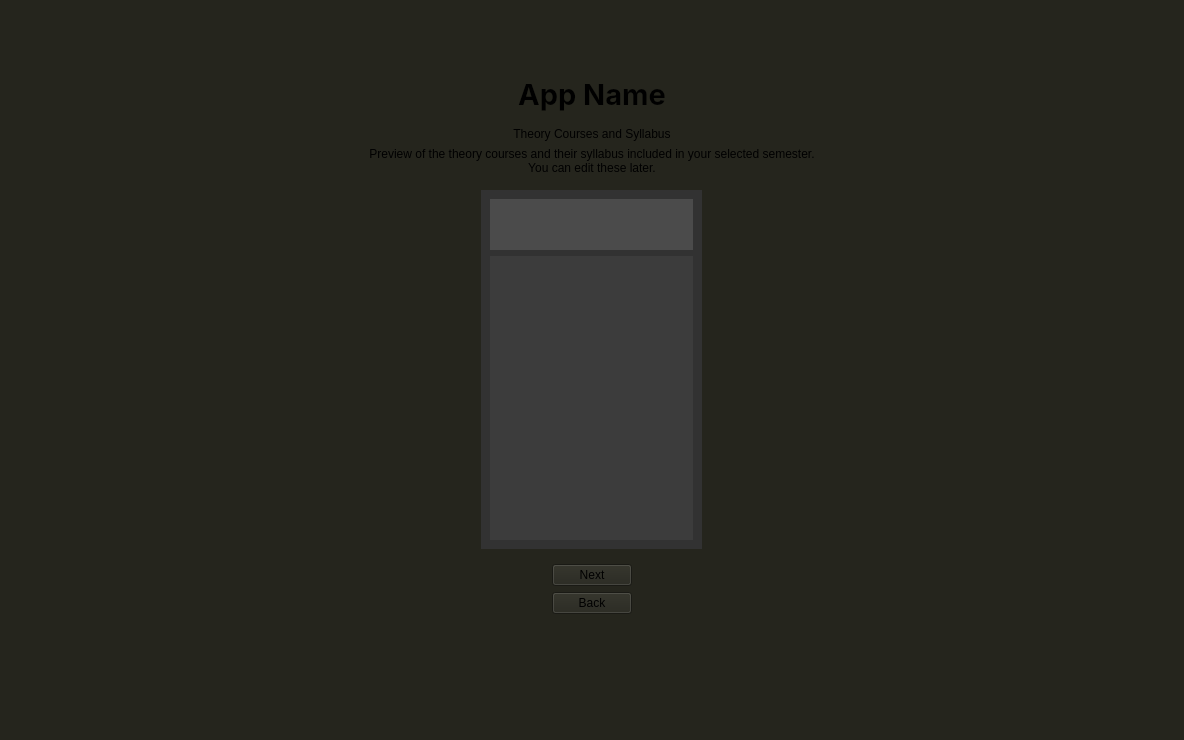
Old version of the form frontend_folder/uipy/syllabus_previewWidget.ui in the repository Saadman-Saif/Smart_Academic_Progress_Syllabus_Tracker.
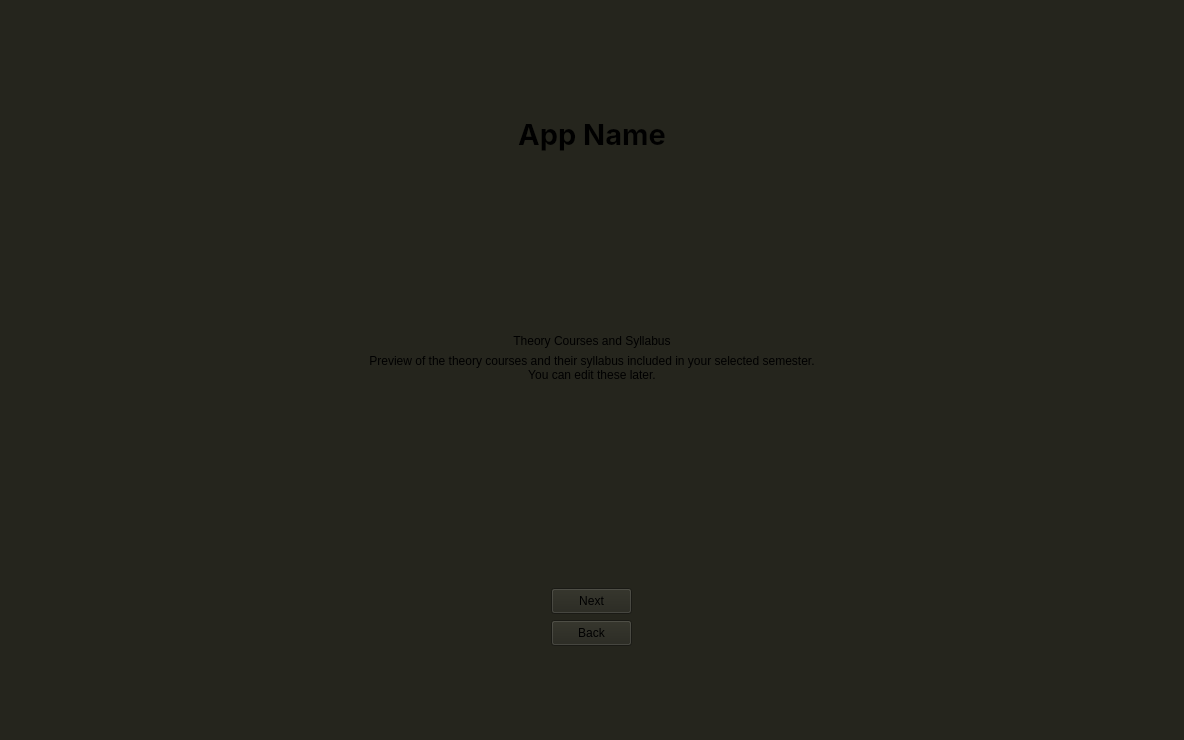
New version of the form.

Commit message: Worked mainly on syllabus preview page

Diff of the .ui file:
```diff
--- a/frontend_folder/uipy/syllabus_previewWidget.ui
+++ b/frontend_folder/uipy/syllabus_previewWidget.ui
@@ -102,108 +102,7 @@
           <verstretch>14</verstretch>
          </sizepolicy>
         </property>
-        <layout class="QGridLayout" name="gridLayout">
-         <item row="1" column="1">
-          <widget class="QFrame" name="cardFrame">
-           <property name="sizePolicy">
-            <sizepolicy hsizetype="Fixed" vsizetype="Fixed">
-             <horstretch>0</horstretch>
-             <verstretch>0</verstretch>
-            </sizepolicy>
-           </property>
-           <property name="minimumSize">
-            <size>
-             <width>188</width>
-             <height>359</height>
-            </size>
-           </property>
-           <property name="styleSheet">
-            <string notr="true">background-color: rgb(50, 50, 50);</string>
-           </property>
-           <property name="frameShape">
-            <enum>QFrame::Shape::StyledPanel</enum>
-           </property>
-           <property name="frameShadow">
-            <enum>QFrame::Shadow::Raised</enum>
-           </property>
-           <layout class="QVBoxLayout" name="verticalLayout">
-            <item>
-             <widget class="QFrame" name="header">
-              <property name="minimumSize">
-               <size>
-                <width>203</width>
-                <height>51</height>
-               </size>
-              </property>
-              <property name="maximumSize">
-               <size>
-                <width>203</width>
-                <height>51</height>
-               </size>
-              </property>
-              <property name="styleSheet">
-               <string notr="true">background-color: rgb(75, 75, 75)</string>
-              </property>
-              <property name="frameShape">
-               <enum>QFrame::Shape::StyledPanel</enum>
-              </property>
-              <property name="frameShadow">
-               <enum>QFrame::Shadow::Raised</enum>
-              </property>
-             </widget>
-            </item>
-            <item>
-             <widget class="QFrame" name="body">
-              <property name="enabled">
-               <bool>true</bool>
-              </property>
-              <property name="sizePolicy">
-               <sizepolicy hsizetype="MinimumExpanding" vsizetype="MinimumExpanding">
-                <horstretch>0</horstretch>
-                <verstretch>1</verstretch>
-               </sizepolicy>
-              </property>
-              <property name="styleSheet">
-               <string notr="true">background-color: rgb(60, 60, 60)</string>
-              </property>
-              <property name="frameShape">
-               <enum>QFrame::Shape::StyledPanel</enum>
-              </property>
-              <property name="frameShadow">
-               <enum>QFrame::Shadow::Raised</enum>
-              </property>
-             </widget>
-            </item>
-           </layout>
-          </widget>
-         </item>
-        </layout>
-       </widget>
-      </item>
-      <item alignment="Qt::AlignmentFlag::AlignHCenter">
-       <widget class="QPushButton" name="nextBtn">
-        <property name="sizePolicy">
-         <sizepolicy hsizetype="Maximum" vsizetype="Fixed">
-          <horstretch>0</horstretch>
-          <verstretch>0</verstretch>
-         </sizepolicy>
-        </property>
-        <property name="text">
-         <string>Next</string>
-        </property>
-       </widget>
-      </item>
-      <item alignment="Qt::AlignmentFlag::AlignHCenter">
-       <widget class="QPushButton" name="backBtn">
-        <property name="sizePolicy">
-         <sizepolicy hsizetype="Maximum" vsizetype="Fixed">
-          <horstretch>0</horstretch>
-          <verstretch>0</verstretch>
-         </sizepolicy>
-        </property>
-        <property name="text">
-         <string>Back</string>
-        </property>
+        <layout class="QGridLayout" name="gridLayout"/>
        </widget>
       </item>
      </layout>
@@ -212,11 +111,14 @@
    <item>
     <widget class="QFrame" name="frame_6">
      <property name="sizePolicy">
-      <sizepolicy hsizetype="Preferred" vsizetype="Preferred">
+      <sizepolicy hsizetype="Preferred" vsizetype="Minimum">
        <horstretch>0</horstretch>
        <verstretch>1</verstretch>
       </sizepolicy>
      </property>
+     <property name="layoutDirection">
+      <enum>Qt::LayoutDirection::LeftToRight</enum>
+     </property>
      <property name="styleSheet">
       <string notr="true">QFrame
 {
@@ -229,6 +131,94 @@
      <property name="frameShadow">
       <enum>QFrame::Shadow::Raised</enum>
      </property>
+     <layout class="QVBoxLayout" name="verticalLayout">
+      <property name="topMargin">
+       <number>0</number>
+      </property>
+      <item alignment="Qt::AlignmentFlag::AlignHCenter|Qt::AlignmentFlag::AlignTop">
+       <widget class="QFrame" name="frame">
+        <property name="sizePolicy">
+         <sizepolicy hsizetype="Maximum" vsizetype="Maximum">
+          <horstretch>0</horstretch>
+          <verstretch>0</verstretch>
+         </sizepolicy>
+        </property>
+        <property name="frameShape">
+         <enum>QFrame::Shape::StyledPanel</enum>
+        </property>
+        <property name="frameShadow">
+         <enum>QFrame::Shadow::Raised</enum>
+        </property>
+        <layout class="QVBoxLayout" name="verticalLayout_8">
+         <property name="spacing">
+          <number>6</number>
+         </property>
+         <property name="leftMargin">
+          <number>0</number>
+         </property>
+         <property name="topMargin">
+          <number>0</number>
+         </property>
+         <property name="rightMargin">
+          <number>0</number>
+         </property>
+         <property name="bottomMargin">
+          <number>0</number>
+         </property>
+         <item>
+          <widget class="QPushButton" name="nextBtn">
+           <property name="sizePolicy">
+            <sizepolicy hsizetype="Maximum" vsizetype="Fixed">
+             <horstretch>0</horstretch>
+             <verstretch>0</verstretch>
+            </sizepolicy>
+           </property>
+           <property name="minimumSize">
+            <size>
+             <width>81</width>
+             <height>26</height>
+            </size>
+           </property>
+           <property name="maximumSize">
+            <size>
+             <width>81</width>
+             <height>26</height>
+            </size>
+           </property>
+           <property name="text">
+            <string>Next</string>
+           </property>
+          </widget>
+         </item>
+         <item>
+          <widget class="QPushButton" name="backBtn">
+           <property name="sizePolicy">
+            <sizepolicy hsizetype="Maximum" vsizetype="Fixed">
+             <horstretch>0</horstretch>
+             <verstretch>0</verstretch>
+            </sizepolicy>
+           </property>
+           <property name="minimumSize">
+            <size>
+             <width>81</width>
+             <height>26</height>
+            </size>
+           </property>
+           <property name="maximumSize">
+            <size>
+             <width>81</width>
+             <height>26</height>
+            </size>
+           </property>
+           <property name="text">
+            <string>Back</string>
+           </property>
+          </widget>
+         </item>
+        </layout>
+       </widget>
+      </item>
+     </layout>
     </widget>
    </item>
   </layout>
```
The commit also changes 10 other files.
